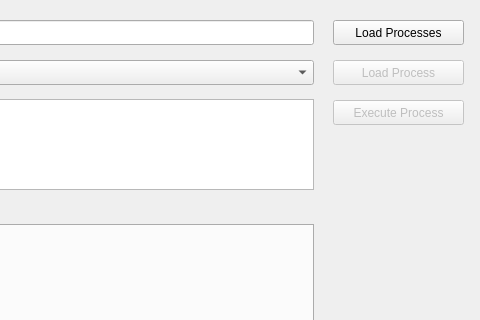
Before: the Qt Designer form wps_dialog_base.ui in pixalytics-ltd/qgis-wps-plugin, drawn with Qt 5; both pictures show x 327 to 807 and y 0 to 320 of the 807 by 831 pixel window.
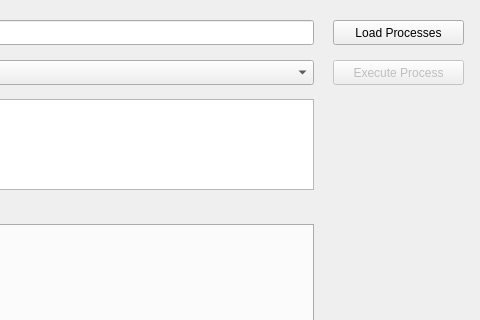
After: the same form once the commit is applied. Icons and pictures are not drawn.

```diff
--- a/wps_dialog_base.ui
+++ b/wps_dialog_base.ui
@@ -111,22 +111,6 @@
     </rect>
    </property>
   </widget>
-  <widget class="QPushButton" name="pushButtonLoadProcess">
-   <property name="enabled">
-    <bool>false</bool>
-   </property>
-   <property name="geometry">
-    <rect>
-     <x>660</x>
-     <y>60</y>
-     <width>131</width>
-     <height>25</height>
-    </rect>
-   </property>
-   <property name="text">
-    <string>Load Process</string>
-   </property>
-  </widget>
   <widget class="QTabWidget" name="tabWidget">
    <property name="geometry">
     <rect>
@@ -157,7 +141,7 @@
    <property name="geometry">
     <rect>
      <x>660</x>
-     <y>100</y>
+     <y>60</y>
      <width>131</width>
      <height>25</height>
     </rect>
```
